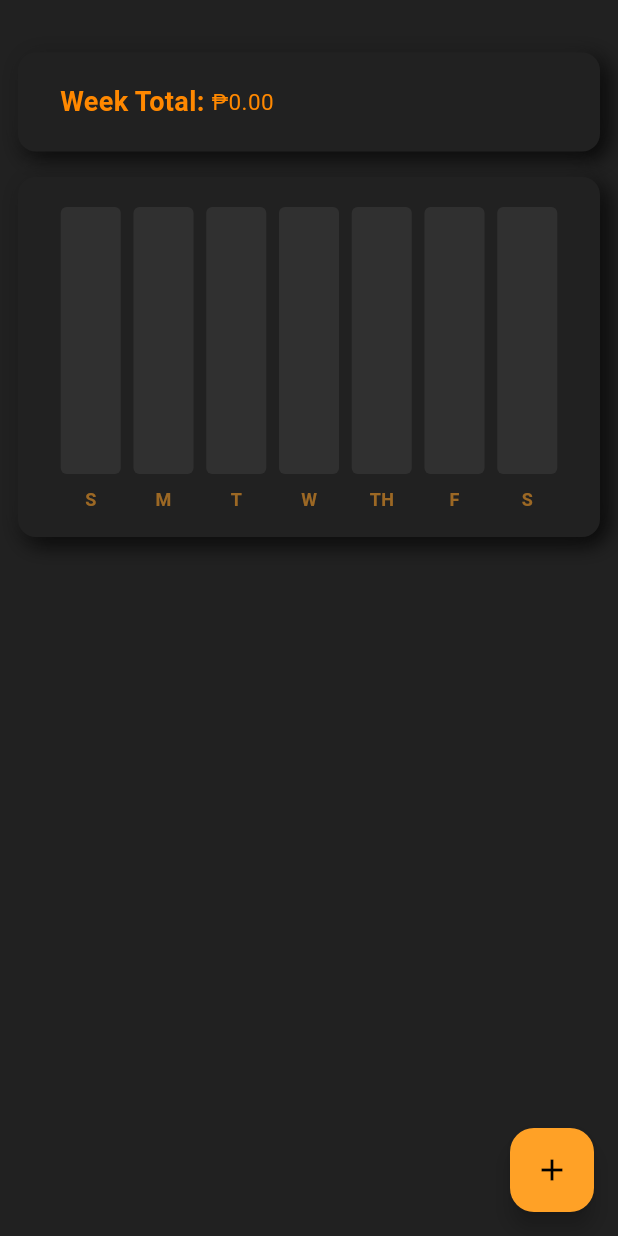
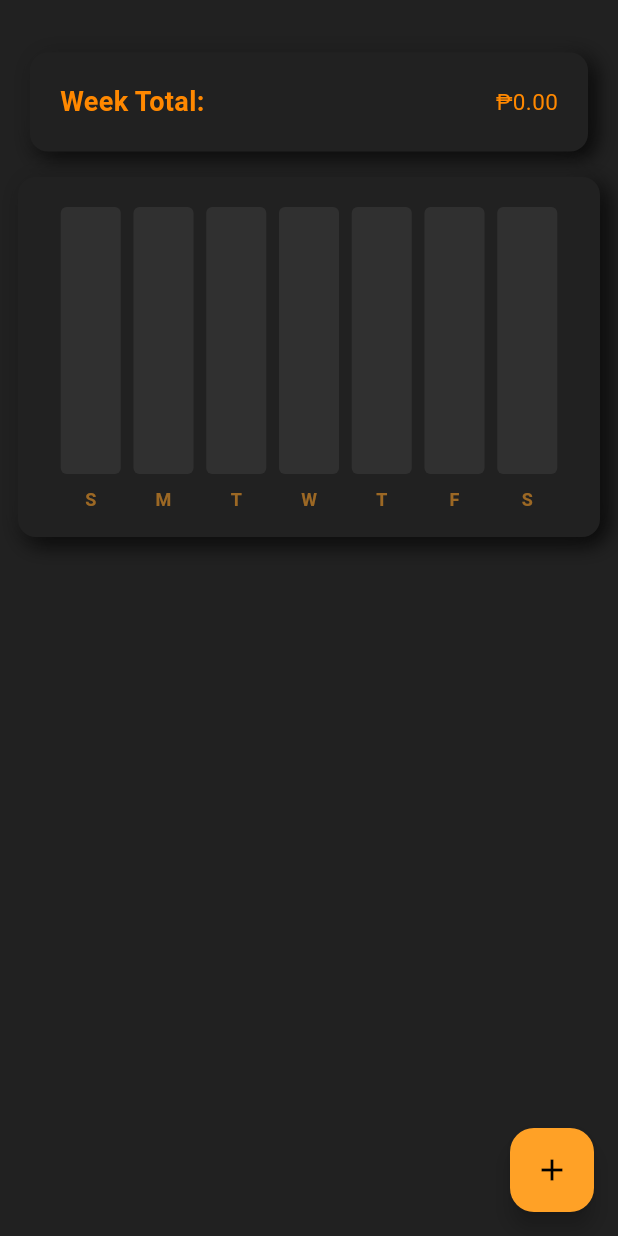
Before and after one commit to Novastiel/personal-expense-tracker, a Flutter app: the screen it shows after launch, on a phone screen of 412 x 824 dp. Run offline on Flutter 3.47's test engine with Material 3 defaults, Android fonts, the phone set to English and light mode, and no system bars; drawn by our look-alikes of fl_chart; our stand-ins replace flutter_slidable, hive_flutter; accounts and stored records are empty.

Commit message:
bug fixes

```diff
--- a/personal_expense_tracker/lib/data/expense_sum.dart
+++ b/personal_expense_tracker/lib/data/expense_sum.dart
@@ -90,15 +90,16 @@ class ExpenseSum extends StatelessWidget {
           //total for week
           Padding(
             padding: const EdgeInsets.only(left: 12, right: 12, bottom: 12),
-            child: NeuBox(
-              child: Padding(
-                padding: const EdgeInsets.symmetric(horizontal: 8),
+            child: Padding(
+              padding: const EdgeInsets.symmetric(horizontal: 8),
+              child: NeuBox(
                 child: Row(
+                  mainAxisAlignment: MainAxisAlignment.spaceBetween,
                   children: [
                     const Text('Week Total: ', style: TextStyle(fontSize: 18, fontWeight: FontWeight.bold, color: Color.fromARGB(255, 255, 136, 0)),
                     ),
 
-                    Text(style: TextStyle(fontSize: 15, color: Color.fromARGB(255, 255, 136, 0)), '\₱${weekTotal(value, sunday, monday, tuesday,
+                    Text(style: TextStyle(fontSize: 15, color: Color.fromARGB(255, 255, 136, 0)), '₱${weekTotal(value, sunday, monday, tuesday,
                     wednesday, thursday, friday, saturday)}'),
                   ],
                 ),
--- a/personal_expense_tracker/lib/graphs/bar_graph.dart
+++ b/personal_expense_tracker/lib/graphs/bar_graph.dart
@@ -110,7 +110,7 @@ Widget getBottomTitles(double value, TitleMeta axisSide) {
       text = const Text('W', style: style);
       break;
     case 4:
-      text = const Text('TH', style: style);
+      text = const Text('T', style: style);
       break;
     case 5:
       text = const Text('F', style: style);
--- a/personal_expense_tracker/pubspec.yaml
+++ b/personal_expense_tracker/pubspec.yaml
@@ -13,7 +13,7 @@ dependencies:
   fl_chart: ^1.1.1
   hive: ^2.2.3
   hive_flutter: ^1.1.0
-  flutter_slidable: ^1.2.0
+  flutter_slidable: ^3.0.0
 
 dev_dependencies:
   flutter_test:
```
Also changed, not shown: personal_expense_tracker/lib/views/expense_tile.dart (+12 -1 lines), personal_expense_tracker/pubspec.lock.
